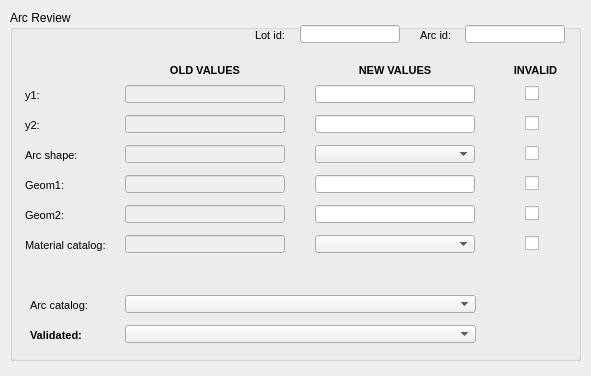
The window that ui/ud_review_audit_arc.ui (yangxhcaf/giswater_qgis_plugin) describes before a commit, drawn with Qt 5.
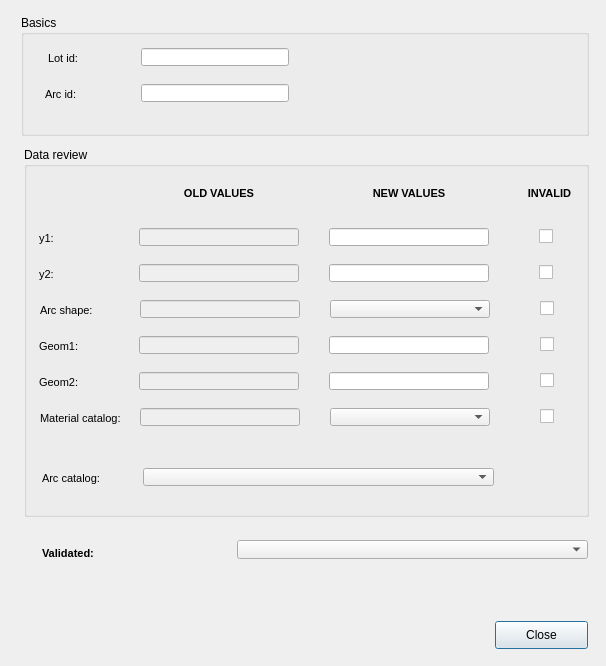
The same window after the commit.

Commit message: Update review forms

What changed in the file:
```diff
--- a/ui/ud_review_audit_arc.ui
+++ b/ui/ud_review_audit_arc.ui
@@ -6,8 +6,8 @@
    <rect>
     <x>0</x>
     <y>0</y>
-    <width>591</width>
-    <height>376</height>
+    <width>606</width>
+    <height>666</height>
    </rect>
   </property>
   <property name="windowTitle">
@@ -16,69 +16,20 @@
   <widget class="QGroupBox" name="groupBox">
    <property name="geometry">
     <rect>
-     <x>10</x>
-     <y>10</y>
-     <width>571</width>
-     <height>351</height>
+     <x>24</x>
+     <y>147</y>
+     <width>565</width>
+     <height>370</height>
     </rect>
    </property>
    <property name="title">
-    <string>Arc Review</string>
+    <string>Data review</string>
    </property>
-   <widget class="QLineEdit" name="arc_id">
-    <property name="enabled">
-     <bool>true</bool>
-    </property>
-    <property name="geometry">
-     <rect>
-      <x>455</x>
-      <y>15</y>
-      <width>100</width>
-      <height>18</height>
-     </rect>
-    </property>
-    <property name="font">
-     <font>
-      <family>Arial</family>
-      <italic>false</italic>
-     </font>
-    </property>
-    <property name="text">
-     <string/>
-    </property>
-    <property name="maxLength">
-     <number>500</number>
-    </property>
-    <property name="echoMode">
-     <enum>QLineEdit::Normal</enum>
-    </property>
-   </widget>
-   <widget class="QLabel" name="id_label">
-    <property name="geometry">
-     <rect>
-      <x>410</x>
-      <y>15</y>
-      <width>51</width>
-      <height>21</height>
-     </rect>
-    </property>
-    <property name="font">
-     <font>
-      <family>Arial</family>
-      <pointsize>8</pointsize>
-      <weight>50</weight>
-      <bold>false</bold>
-     </font>
-    </property>
-    <property name="text">
-     <string>Arc id:</string>
-    </property>
-   </widget>
    <widget class="QLabel" name="old_values">
     <property name="geometry">
      <rect>
       <x>115</x>
-      <y>50</y>
+      <y>36</y>
       <width>160</width>
       <height>21</height>
      </rect>
@@ -102,7 +53,7 @@
     <property name="geometry">
      <rect>
       <x>305</x>
-      <y>50</y>
+      <y>36</y>
       <width>160</width>
       <height>21</height>
      </rect>
@@ -126,7 +77,7 @@
     <property name="geometry">
      <rect>
       <x>15</x>
-      <y>75</y>
+      <y>81</y>
       <width>91</width>
       <height>21</height>
      </rect>
@@ -150,7 +101,7 @@
     <property name="geometry">
      <rect>
       <x>115</x>
-      <y>75</y>
+      <y>81</y>
       <width>160</width>
       <height>18</height>
      </rect>
@@ -163,7 +114,7 @@
     <property name="geometry">
      <rect>
       <x>305</x>
-      <y>75</y>
+      <y>81</y>
       <width>160</width>
       <height>18</height>
      </rect>
@@ -179,7 +130,7 @@
     <property name="geometry">
      <rect>
       <x>115</x>
-      <y>105</y>
+      <y>117</y>
       <width>160</width>
       <height>18</height>
      </rect>
@@ -192,7 +143,7 @@
     <property name="geometry">
      <rect>
       <x>15</x>
-      <y>105</y>
+      <y>117</y>
       <width>91</width>
       <height>21</height>
      </rect>
@@ -213,7 +164,7 @@
     <property name="geometry">
      <rect>
       <x>305</x>
-      <y>105</y>
+      <y>117</y>
       <width>160</width>
       <height>18</height>
      </rect>
@@ -229,7 +180,7 @@
     <property name="geometry">
      <rect>
       <x>115</x>
-      <y>195</y>
+      <y>225</y>
       <width>160</width>
       <height>18</height>
      </rect>
@@ -242,7 +193,7 @@
     <property name="geometry">
      <rect>
       <x>15</x>
-      <y>195</y>
+      <y>225</y>
       <width>91</width>
       <height>21</height>
      </rect>
@@ -266,7 +217,7 @@
     <property name="geometry">
      <rect>
       <x>115</x>
-      <y>165</y>
+      <y>189</y>
       <width>160</width>
       <height>18</height>
      </rect>
@@ -279,7 +230,7 @@
     <property name="geometry">
      <rect>
       <x>15</x>
-      <y>165</y>
+      <y>189</y>
       <width>91</width>
       <height>21</height>
      </rect>
@@ -300,7 +251,7 @@
     <property name="geometry">
      <rect>
       <x>305</x>
-      <y>195</y>
+      <y>225</y>
       <width>160</width>
       <height>18</height>
      </rect>
@@ -313,7 +264,7 @@
     <property name="geometry">
      <rect>
       <x>305</x>
-      <y>165</y>
+      <y>189</y>
       <width>160</width>
       <height>18</height>
      </rect>
@@ -326,7 +277,7 @@
     <property name="geometry">
      <rect>
       <x>495</x>
-      <y>50</y>
+      <y>36</y>
       <width>61</width>
       <height>21</height>
      </rect>
@@ -350,7 +301,7 @@
     <property name="geometry">
      <rect>
       <x>515</x>
-      <y>75</y>
+      <y>81</y>
       <width>21</width>
       <height>17</height>
      </rect>
@@ -363,7 +314,7 @@
     <property name="geometry">
      <rect>
       <x>515</x>
-      <y>105</y>
+      <y>117</y>
       <width>21</width>
       <height>17</height>
      </rect>
@@ -372,12 +323,12 @@
      <string/>
     </property>
    </widget>
-   <widget class="QLabel" name="label_review_status">
+   <widget class="QLabel" name="label_arc_catalog">
     <property name="geometry">
      <rect>
-      <x>245</x>
-      <y>15</y>
-      <width>40</width>
+      <x>18</x>
+      <y>321</y>
+      <width>91</width>
       <height>21</height>
      </rect>
     </property>
@@ -390,28 +341,137 @@
      </font>
     </property>
     <property name="text">
-     <string>Lot id:</string>
+     <string>Arc catalog:</string>
     </property>
    </widget>
-   <widget class="QLineEdit" name="lot_id">
+   <widget class="QComboBox" name="arccat_id">
     <property name="geometry">
      <rect>
-      <x>290</x>
-      <y>15</y>
-      <width>100</width>
+      <x>119</x>
+      <y>321</y>
+      <width>351</width>
       <height>18</height>
      </rect>
     </property>
+    <property name="frame">
+     <bool>true</bool>
+    </property>
+   </widget>
+   <widget class="QCheckBox" name="isinvalid_matcat_id">
+    <property name="geometry">
+     <rect>
+      <x>516</x>
+      <y>261</y>
+      <width>21</width>
+      <height>17</height>
+     </rect>
+    </property>
+    <property name="text">
+     <string/>
+    </property>
+   </widget>
+   <widget class="QComboBox" name="new_shape">
+    <property name="geometry">
+     <rect>
+      <x>306</x>
+      <y>153</y>
+      <width>160</width>
+      <height>18</height>
+     </rect>
+    </property>
+    <property name="frame">
+     <bool>true</bool>
+    </property>
+   </widget>
+   <widget class="QCheckBox" name="isinvalid_shape">
+    <property name="geometry">
+     <rect>
+      <x>516</x>
+      <y>153</y>
+      <width>21</width>
+      <height>17</height>
+     </rect>
+    </property>
+    <property name="text">
+     <string/>
+    </property>
+   </widget>
+   <widget class="QLineEdit" name="old_matcat_id">
+    <property name="enabled">
+     <bool>false</bool>
+    </property>
+    <property name="geometry">
+     <rect>
+      <x>116</x>
+      <y>261</y>
+      <width>160</width>
+      <height>18</height>
+     </rect>
+    </property>
     <property name="styleSheet">
      <string notr="true"/>
     </property>
    </widget>
+   <widget class="QCheckBox" name="isinvalid_geom1">
+    <property name="geometry">
+     <rect>
+      <x>516</x>
+      <y>189</y>
+      <width>21</width>
+      <height>17</height>
+     </rect>
+    </property>
+    <property name="text">
+     <string/>
+    </property>
+   </widget>
+   <widget class="QCheckBox" name="isinvalid_geom2">
+    <property name="geometry">
+     <rect>
+      <x>516</x>
+      <y>225</y>
+      <width>21</width>
+      <height>17</height>
+     </rect>
+    </property>
+    <property name="text">
+     <string/>
+    </property>
+   </widget>
+   <widget class="QComboBox" name="new_matcat_id">
+    <property name="geometry">
+     <rect>
+      <x>306</x>
+      <y>261</y>
+      <width>160</width>
+      <height>18</height>
+     </rect>
+    </property>
+    <property name="frame">
+     <bool>true</bool>
+    </property>
+   </widget>
+   <widget class="QLineEdit" name="old_shape">
+    <property name="enabled">
+     <bool>false</bool>
+    </property>
+    <property name="geometry">
+     <rect>
+      <x>116</x>
+      <y>153</y>
+      <width>160</width>
+      <height>18</height>
+     </rect>
+    </property>
+    <property name="styleSheet">
+     <string notr="true"/>
+    </property>
   </widget>
   <widget class="QLabel" name="label_material_catalog">
    <property name="geometry">
     <rect>
-     <x>25</x>
-     <y>235</y>
+      <x>16</x>
+      <y>261</y>
      <width>91</width>
      <height>21</height>
     </rect>
@@ -428,24 +488,11 @@
     <string>Material catalog:</string>
    </property>
   </widget>
-  <widget class="QComboBox" name="new_matcat_id">
-   <property name="geometry">
-    <rect>
-     <x>315</x>
-     <y>235</y>
-     <width>160</width>
-     <height>18</height>
-    </rect>
-   </property>
-   <property name="frame">
-    <bool>true</bool>
-   </property>
-  </widget>
   <widget class="QLabel" name="label_arc_shape">
    <property name="geometry">
     <rect>
-     <x>25</x>
-     <y>145</y>
+      <x>16</x>
+      <y>153</y>
      <width>91</width>
      <height>21</height>
     </rect>
@@ -462,60 +509,14 @@
     <string>Arc shape:</string>
    </property>
   </widget>
-  <widget class="QComboBox" name="new_shape">
-   <property name="geometry">
-    <rect>
-     <x>315</x>
-     <y>145</y>
-     <width>160</width>
-     <height>18</height>
-    </rect>
-   </property>
-   <property name="frame">
-    <bool>true</bool>
-   </property>
-  </widget>
-  <widget class="QLabel" name="label_arc_catalog">
-   <property name="geometry">
-    <rect>
-     <x>30</x>
-     <y>295</y>
-     <width>91</width>
-     <height>21</height>
-    </rect>
-   </property>
-   <property name="font">
-    <font>
-     <family>Arial</family>
-     <pointsize>8</pointsize>
-     <weight>50</weight>
-     <bold>false</bold>
-    </font>
-   </property>
-   <property name="text">
-    <string>Arc catalog:</string>
-   </property>
-  </widget>
-  <widget class="QComboBox" name="arccat_id">
-   <property name="geometry">
-    <rect>
-     <x>125</x>
-     <y>295</y>
-     <width>351</width>
-     <height>18</height>
-    </rect>
-   </property>
-   <property name="frame">
-    <bool>true</bool>
-   </property>
   </widget>
   <widget class="QComboBox" name="is_validated">
    <property name="geometry">
     <rect>
-     <x>125</x>
-     <y>325</y>
+     <x>237</x>
+     <y>540</y>
      <width>351</width>
-     <height>18</height>
+     <height>19</height>
     </rect>
    </property>
    <property name="font">
@@ -531,9 +532,9 @@
   <widget class="QLabel" name="label_review_status_2">
    <property name="geometry">
     <rect>
-     <x>30</x>
-     <y>325</y>
-     <width>51</width>
+     <x>42</x>
+     <y>543</y>
+     <width>76</width>
      <height>21</height>
     </rect>
    </property>
@@ -549,89 +550,114 @@
     <string>Validated:</string>
    </property>
   </widget>
-  <widget class="QLineEdit" name="old_matcat_id">
-   <property name="enabled">
-    <bool>false</bool>
-   </property>
+  <widget class="QPushButton" name="pushButton">
    <property name="geometry">
     <rect>
-     <x>125</x>
-     <y>235</y>
-     <width>160</width>
-     <height>18</height>
+     <x>495</x>
+     <y>621</y>
+     <width>93</width>
+     <height>28</height>
     </rect>
    </property>
-   <property name="styleSheet">
-    <string notr="true"/>
+   <property name="text">
+    <string>Close</string>
    </property>
   </widget>
-  <widget class="QLineEdit" name="old_shape">
-   <property name="enabled">
-    <bool>false</bool>
-   </property>
+  <widget class="QGroupBox" name="groupBox_2">
    <property name="geometry">
     <rect>
-     <x>125</x>
-     <y>145</y>
-     <width>160</width>
-     <height>18</height>
+     <x>21</x>
+     <y>15</y>
+     <width>568</width>
+     <height>121</height>
     </rect>
    </property>
-   <property name="styleSheet">
-    <string notr="true"/>
+   <property name="title">
+    <string>Basics</string>
    </property>
-  </widget>
-  <widget class="QCheckBox" name="isinvalid_shape">
+   <widget class="QLabel" name="label_review_status">
    <property name="geometry">
     <rect>
-     <x>525</x>
-     <y>145</y>
-     <width>21</width>
-     <height>17</height>
-    </rect>
-   </property>
+      <x>27</x>
+      <y>33</y>
+      <width>40</width>
+      <height>21</height>
+     </rect>
+    </property>
+    <property name="font">
+     <font>
+      <family>Arial</family>
+      <pointsize>8</pointsize>
+      <weight>50</weight>
+      <bold>false</bold>
+     </font>
+    </property>
    <property name="text">
-    <string/>
-   </property>
-  </widget>
-  <widget class="QCheckBox" name="isinvalid_geom1">
+     <string>Lot id:</string>
+    </property>
+   </widget>
+   <widget class="QLineEdit" name="lot_id">
    <property name="geometry">
     <rect>
-     <x>525</x>
-     <y>175</y>
-     <width>21</width>
-     <height>17</height>
-    </rect>
-   </property>
-   <property name="text">
-    <string/>
-   </property>
-  </widget>
-  <widget class="QCheckBox" name="isinvalid_geom2">
+      <x>120</x>
+      <y>33</y>
+      <width>148</width>
+      <height>18</height>
+     </rect>
+    </property>
+    <property name="styleSheet">
+     <string notr="true"/>
+    </property>
+   </widget>
+   <widget class="QLineEdit" name="arc_id">
+    <property name="enabled">
+     <bool>true</bool>
+    </property>
    <property name="geometry">
     <rect>
-     <x>525</x>
-     <y>205</y>
-     <width>21</width>
-     <height>17</height>
-    </rect>
-   </property>
+      <x>120</x>
+      <y>69</y>
+      <width>148</width>
+      <height>18</height>
+     </rect>
+    </property>
+    <property name="font">
+     <font>
+      <family>Arial</family>
+      <italic>false</italic>
+     </font>
+    </property>
    <property name="text">
     <string/>
    </property>
-  </widget>
-  <widget class="QCheckBox" name="isinvalid_matcat_id">
+    <property name="maxLength">
+     <number>500</number>
+    </property>
+    <property name="echoMode">
+     <enum>QLineEdit::Normal</enum>
+    </property>
+   </widget>
+   <widget class="QLabel" name="id_label">
    <property name="geometry">
     <rect>
-     <x>525</x>
-     <y>235</y>
-     <width>21</width>
-     <height>17</height>
-    </rect>
-   </property>
+      <x>24</x>
+      <y>69</y>
+      <width>51</width>
+      <height>21</height>
+     </rect>
+    </property>
+    <property name="font">
+     <font>
+      <family>Arial</family>
+      <pointsize>8</pointsize>
+      <weight>50</weight>
+      <bold>false</bold>
+     </font>
+    </property>
    <property name="text">
-    <string/>
-   </property>
+     <string>Arc id:</string>
+    </property>
+   </widget>
   </widget>
  </widget>
  <resources/>
```
Lines whose indentation alone changed are shown as unchanged. The commit also changes 1 other file.
